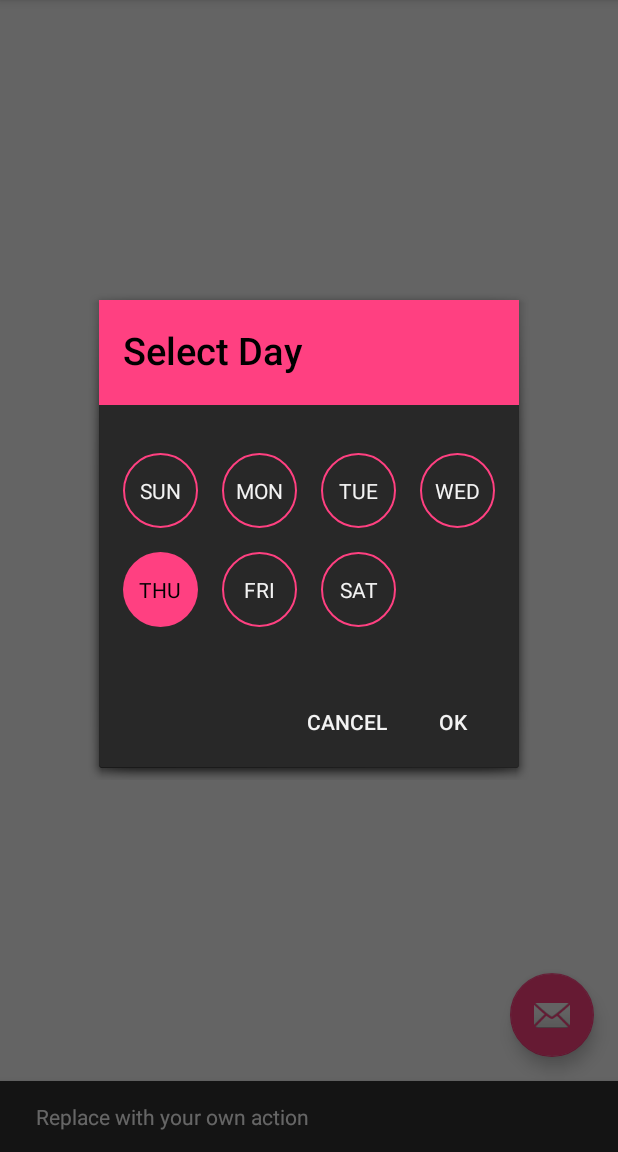
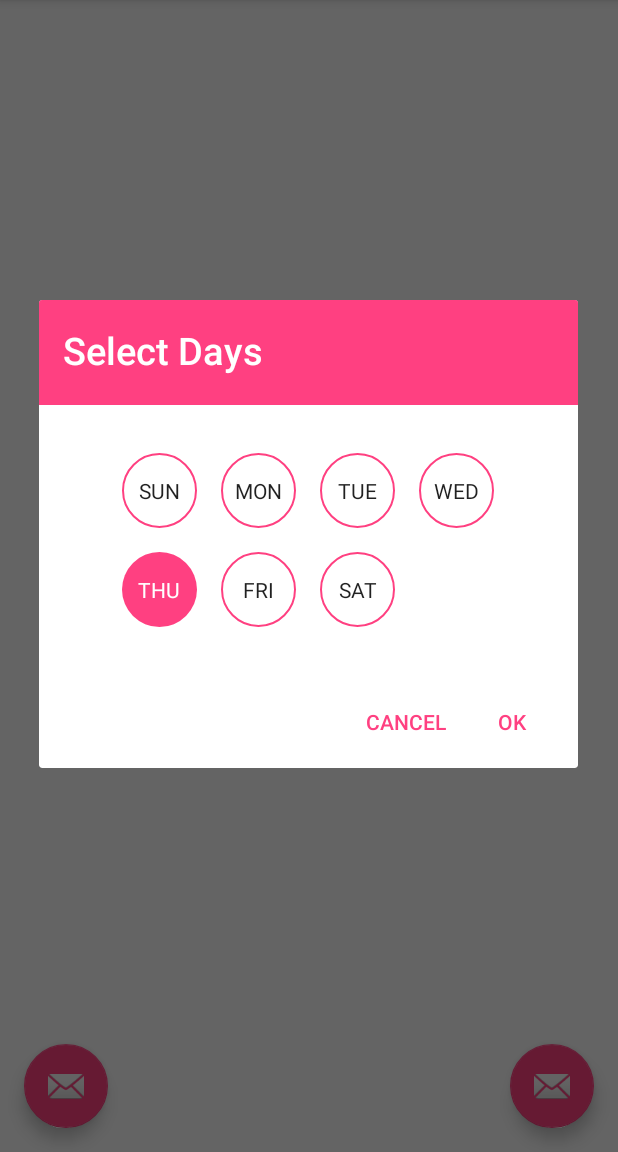
Before and after one commit to informramiz/SimpleDayPicker, an Android app: the screen it shows after launch (MainActivity), after a tap on an icon or button, on a phone screen of 412 x 824 dp, the part 84-1236 px from its top. Run offline under Robolectric (Android 15) with nearby library versions, the phone set to English and light mode, and no system bars.

Commit message:
feat: Show native Android date picker for comparison

```diff
--- a/app/src/main/java/com/github/informramiz/myapplication/MainActivity.java
+++ b/app/src/main/java/com/github/informramiz/myapplication/MainActivity.java
@@ -1,5 +1,7 @@
 package com.github.informramiz.myapplication;
 
+import android.app.DatePickerDialog;
+import android.app.TimePickerDialog;
 import android.os.Bundle;
 import android.support.design.widget.FloatingActionButton;
 import android.support.design.widget.Snackbar;
@@ -25,24 +27,40 @@ public class MainActivity extends AppCompatActivity {
         fab.setOnClickListener(new View.OnClickListener() {
             @Override
             public void onClick(View view) {
-                Snackbar.make(view, "Replace with your own action", Snackbar.LENGTH_LONG)
-                        .setAction("Action", null).show();
                 showDayPickerDialog();
+            }
+        });
+
+        FloatingActionButton fab1 = (FloatingActionButton) findViewById(R.id.fab1);
+        fab1.setOnClickListener(new View.OnClickListener() {
+            @Override
+            public void onClick(View view) {
+                showDatePicker();
             }
         });
     }
 
     void showDayPickerDialog() {
         DayPickerDialog.Builder builder = new DayPickerDialog.Builder(this)
-                .setMultiSelectionAllowed(false)
+                .setMultiSelectionAllowed(true)
                 .setOnDaysSelectedListener(new DayPickerDialog.OnDaysSelectedListener() {
                     @Override
                     public void onDaysSelected(DayPickerView dayPickerView, boolean[] selectedDays) {
 
                     }
                 })
-                .setThemeResId(android.R.style.Theme_Holo_Dialog_NoActionBar);
+                ;
         builder.show();
+    }
+
+    void showTimePicker() {
+        TimePickerDialog timePickerDialog = new TimePickerDialog(this, null, 0, 0, false);
+        timePickerDialog.show();
+    }
+
+    void showDatePicker() {
+        DatePickerDialog datePickerDialog = new DatePickerDialog(this, null, 0, 0, 0);
+        datePickerDialog.show();
     }
 
     @Override
--- a/app/src/main/res/layout/activity_main.xml
+++ b/app/src/main/res/layout/activity_main.xml
@@ -31,4 +31,12 @@
         android:layout_margin="@dimen/fab_margin"
         app:srcCompat="@android:drawable/ic_dialog_email"/>
 
+    <android.support.design.widget.FloatingActionButton
+        android:id="@+id/fab1"
+        android:layout_width="wrap_content"
+        android:layout_height="wrap_content"
+        android:layout_gravity="bottom|start"
+        android:layout_margin="@dimen/fab_margin"
+        app:srcCompat="@android:drawable/ic_dialog_email"/>
+
 </android.support.design.widget.CoordinatorLayout>
```
